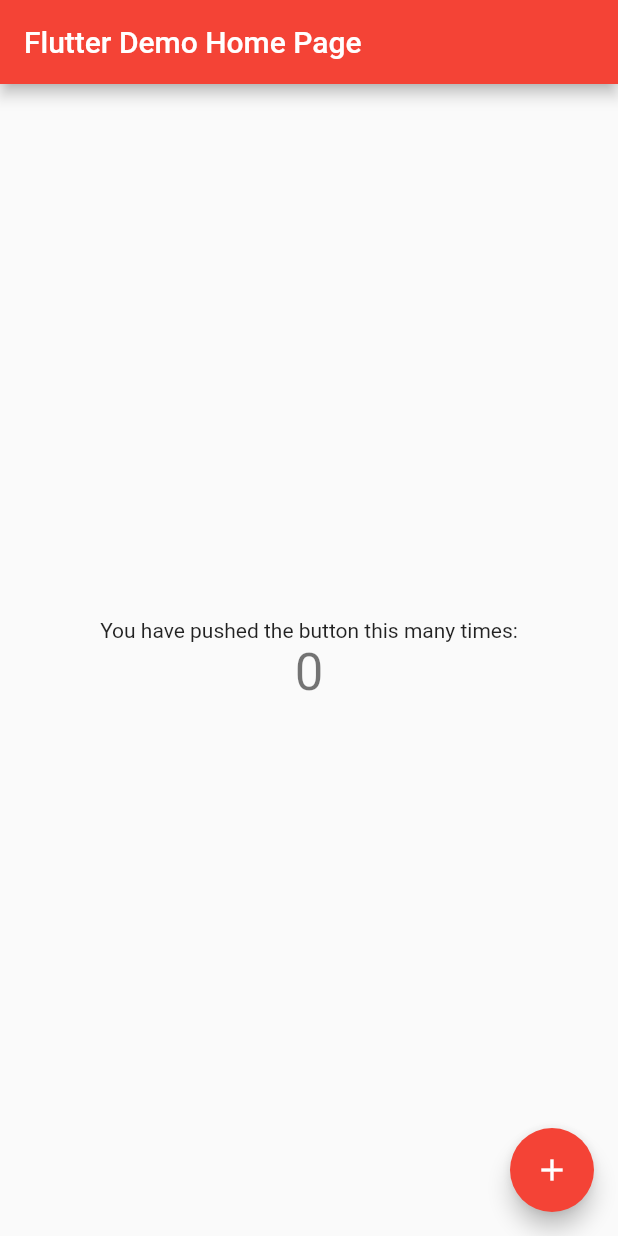
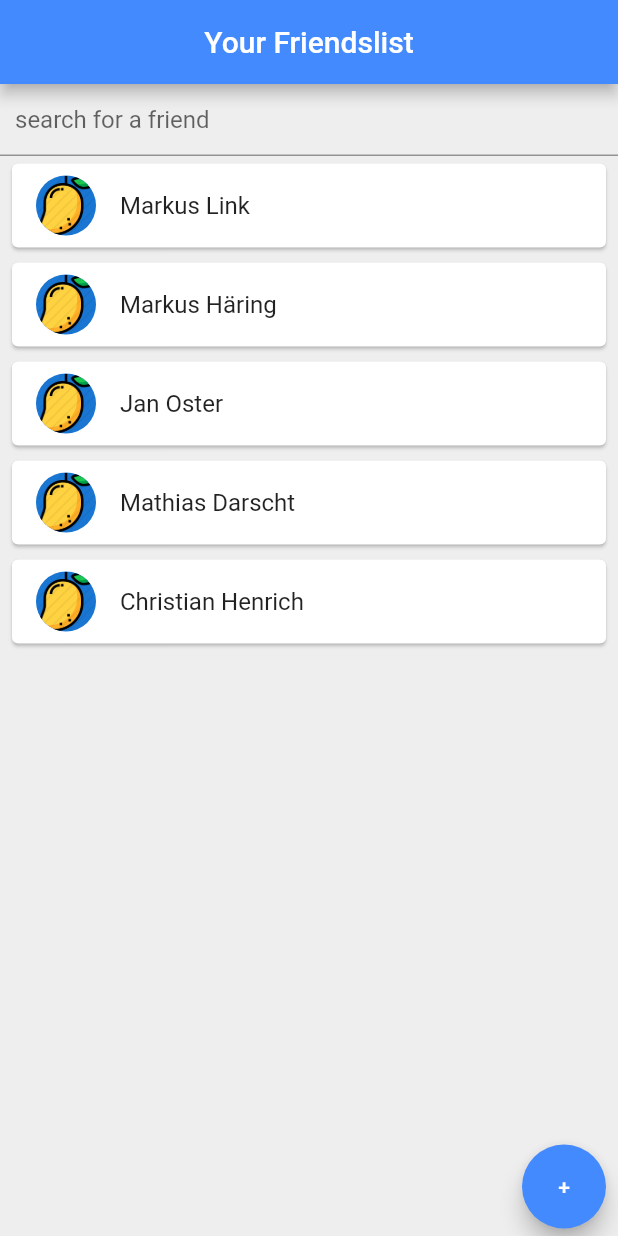
Before and after one commit to Pinolpier/Hochschulprojekt-Flutter, a Flutter app: the screen it shows after launch, on a phone screen of 412 x 824 dp. Run offline on Flutter 3.47's test engine with Material 2 defaults, Android fonts, the phone set to English and light mode, and no system bars.

Commit message:
initial commit for friendslistscreen

```diff
--- /dev/null
+++ b/lib/FriendslistDummies.dart
@@ -0,0 +1,15 @@
+
+
+
+class FriendslistDummies{
+  String name;
+  String profilepic;
+
+  FriendslistDummies({
+    this.name, this.profilepic
+});
+
+  String getName() {
+    return name;
+  }
+}
--- /dev/null
+++ b/lib/friendlist_screen.dart
@@ -0,0 +1,98 @@
+import 'dart:async';
+
+import 'package:aiblabswp2020ssunivents/FriendslistDummies.dart';
+import 'package:flutter/cupertino.dart';
+import 'package:flutter/material.dart';
+
+class FriendlistScreen extends StatefulWidget{
+  @override
+  _FriendlistScreenState createState() => _FriendlistScreenState();
+}
+
+class Debouncer{
+  final int milliseconds;
+  VoidCallback action;
+  Timer _timer;
+
+  Debouncer({this.milliseconds});
+
+  run(VoidCallback action){
+    if(_timer != null){
+      _timer.cancel();
+    }
+    _timer = Timer(Duration(milliseconds: milliseconds), action);
+  }
+}
+
+class _FriendlistScreenState extends State<FriendlistScreen>{
+
+  final _debouncer = Debouncer(milliseconds: 500);
+
+  List<FriendslistDummies> friends = [
+    FriendslistDummies(name: "Markus Link", profilepic: "mango.png"),
+    FriendslistDummies(name: "Markus Häring", profilepic: "mango.png"),
+    FriendslistDummies(name: "Jan Oster", profilepic: "mango.png"),
+    FriendslistDummies(name: "Mathias Darscht", profilepic: "mango.png"),
+    FriendslistDummies(name: "Christian Henrich", profilepic: "mango.png")
+  ];
+
+  @override
+  Widget build(BuildContext context) {
+    // TODO: implement build
+    return Scaffold(
+      backgroundColor: Colors.grey[200],
+      appBar: AppBar(
+        backgroundColor: Colors.blueAccent,
+        title: Text("Your Friendslist"),
+        centerTitle: true,
+      ),
+      body: Column(
+        children: <Widget>[
+          TextField(
+            decoration: InputDecoration(
+              contentPadding: EdgeInsets.all(10.0),
+              hintText: "search for a friend"
+            ),
+            onChanged: (string) {
+              //debouncer makes sure the user input only gets registered after 500ms to give the user time to input the full search query
+              _debouncer.run(() {
+                print(string);
+              });
+            }
+          ),
+          Expanded(
+            child: ListView.builder(
+              itemCount: friends.length,
+              itemBuilder: (context, index){
+                return Padding(
+                  padding: const EdgeInsets.symmetric(vertical: 1.0, horizontal: 4.0),
+                  child: Card(
+                    child: ListTile(
+                      onTap: () {
+                        print(friends[index].name + " was pressed");
+                      },
+                      title: Text(friends[index].name),
+                      leading: CircleAvatar(
+                        backgroundImage: AssetImage('assets/${friends[index].profilepic}'),
+                      ),
+                    ),
+                  ),
+                );
+              }
+            ),
+          ),
+          Padding(
+            padding: const EdgeInsets.only(left: 340.0, bottom: 5.0),
+            child: FloatingActionButton(
+              onPressed: () {
+
+              },
+              child: Text("+"),
+              backgroundColor: Colors.blueAccent,
+            ),
+          )
+        ],
+      ),
+    );
+  }
+}
--- a/lib/main.dart
+++ b/lib/main.dart
@@ -1,4 +1,14 @@
+import 'package:aiblabswp2020ssunivents/friendlist_screen.dart';
 import 'package:flutter/material.dart';
-import 'package:aiblabswp2020ssunivents/start.dart';
 
 void main() => runApp(MyApp());
+
+class MyApp extends StatelessWidget {
+  // This widget is the root of your application.
+  @override
+  Widget build(BuildContext context) {
+    return MaterialApp(
+      home: FriendlistScreen()
+    );
+  }
+}
--- a/lib/start.dart
+++ /dev/null
@@ -1,109 +0,0 @@
-import 'package:flutter/material.dart';
-
-class MyApp extends StatelessWidget {
-  // This widget is the root of your application.
-  @override
-  Widget build(BuildContext context) {
-    return MaterialApp(
-      title: 'Flutter Demo',
-      theme: ThemeData(
-        // This is the theme of your application.
-        //
-        // Try running your application with "flutter run". You'll see the
-        // application has a blue toolbar. Then, without quitting the app, try
-        // changing the primarySwatch below to Colors.green and then invoke
-        // "hot reload" (press "r" in the console where you ran "flutter run",
-        // or simply save your changes to "hot reload" in a Flutter IDE).
-        // Notice that the counter didn't reset back to zero; the application
-        // is not restarted.
-        primarySwatch: Colors.red,
-      ),
-      home: MyHomePage(title: 'Flutter Demo Home Page'),
-    );
-  }
-}
-
-class MyHomePage extends StatefulWidget {
-  MyHomePage({Key key, this.title}) : super(key: key);
-
-  // This widget is the home page of your application. It is stateful, meaning
-  // that it has a State object (defined below) that contains fields that affect
-  // how it looks.
-
-  // This class is the configuration for the state. It holds the values (in this
-  // case the title) provided by the parent (in this case the App widget) and
-  // used by the build method of the State. Fields in a Widget subclass are
-  // always marked "final".
-
-  final String title;
-
-  @override
-  _MyHomePageState createState() => _MyHomePageState();
-}
-
-class _MyHomePageState extends State<MyHomePage> {
-  int _counter = 0;
-
-  void _incrementCounter() {
-    setState(() {
-      // This call to setState tells the Flutter framework that something has
-      // changed in this State, which causes it to rerun the build method below
-      // so that the display can reflect the updated values. If we changed
-      // _counter without calling setState(), then the build method would not be
-      // called again, and so nothing would appear to happen.
-      _counter++;
-    });
-  }
-
-  @override
-  Widget build(BuildContext context) {
-    // This method is rerun every time setState is called, for instance as done
-    // by the _incrementCounter method above.
-    //
-    // The Flutter framework has been optimized to make rerunning build methods
-    // fast, so that you can just rebuild anything that needs updating rather
-    // than having to individually change instances of widgets.
-    return Scaffold(
-      appBar: AppBar(
-        // Here we take the value from the MyHomePage object that was created by
-        // the App.build method, and use it to set our appbar title.
-        title: Text(widget.title),
-      ),
-      body: Center(
-        // Center is a layout widget. It takes a single child and positions it
-        // in the middle of the parent.
-        child: Column(
-          // Column is also a layout widget. It takes a list of children and
-          // arranges them vertically. By default, it sizes itself to fit its
-          // children horizontally, and tries to be as tall as its parent.
-          //
-          // Invoke "debug painting" (press "p" in the console, choose the
-          // "Toggle Debug Paint" action from the Flutter Inspector in Android
-          // Studio, or the "Toggle Debug Paint" command in Visual Studio Code)
-          // to see the wireframe for each widget.
-          //
-          // Column has various properties to control how it sizes itself and
-          // how it positions its children. Here we use mainAxisAlignment to
-          // center the children vertically; the main axis here is the vertical
-          // axis because Columns are vertical (the cross axis would be
-          // horizontal).
-          mainAxisAlignment: MainAxisAlignment.center,
-          children: <Widget>[
-            Text(
-              'You have pushed the button this many times:',
-            ),
-            Text(
-              '$_counter',
-              style: Theme.of(context).textTheme.display1,
-            ),
-          ],
-        ),
-      ),
-      floatingActionButton: FloatingActionButton(
-        onPressed: _incrementCounter,
-        tooltip: 'Increment',
-        child: Icon(Icons.add),
-      ), // This trailing comma makes auto-formatting nicer for build methods.
-    );
-  }
-}
--- a/pubspec.yaml
+++ b/pubspec.yaml
@@ -41,9 +41,8 @@ flutter:
   uses-material-design: true
 
   # To add assets to your application, add an assets section, like this:
-  # assets:
-  #  - images/a_dot_burr.jpeg
-  #  - images/a_dot_ham.jpeg
+  assets:
+   - assets/
 
   # An image asset can refer to one or more resolution-specific "variants", see
   # https://flutter.dev/assets-and-images/#resolution-aware.
```
Also changed, not shown: assets/mango.png (added).
